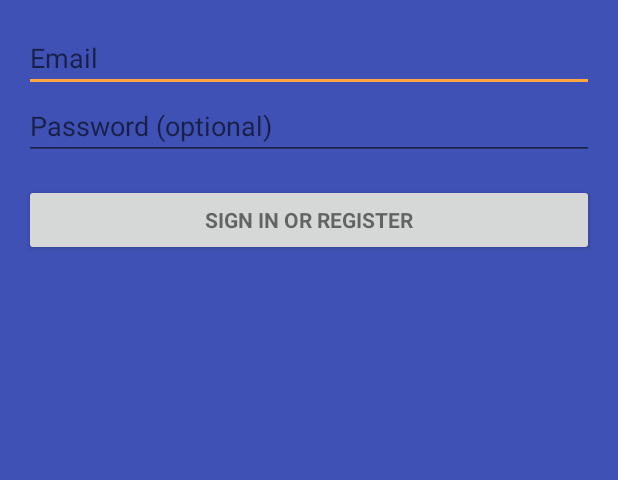
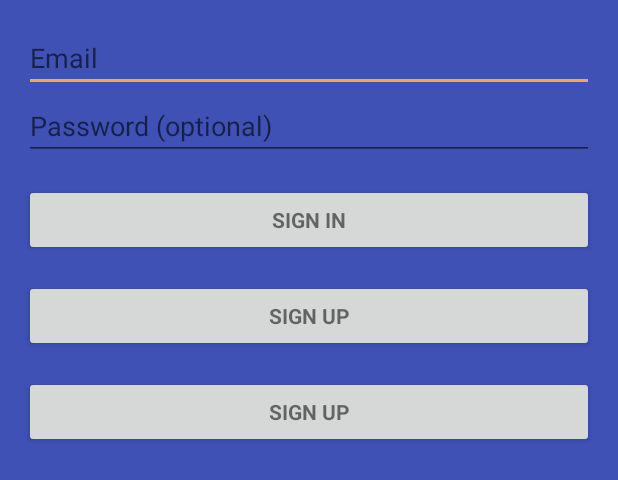
Before and after one commit to ye-lin-aung/Android-Login, an Android app: the layout activity_login.xml on its own in the app's theme, with its tools: preview values and no code run, on a phone screen of 412 x 824 dp. Shown: the top 480 px of the screen. Run offline under Robolectric (Android 15) with nearby library versions, the phone set to English and light mode, and no system bars; plain views replace MaterialTextField.

Commit message:
Added Anonymouse Login

```diff
--- a/FirebaseLogin/app/src/main/res/layout/activity_login.xml
+++ b/FirebaseLogin/app/src/main/res/layout/activity_login.xml
@@ -1,7 +1,9 @@
 <layout xmlns:android="http://schemas.android.com/apk/res/android">
+
 	<data>
 
 	</data>
+
 	<LinearLayout
 			xmlns:app="http://schemas.android.com/apk/res-auto"
 			xmlns:tools="http://schemas.android.com/tools"
@@ -81,8 +83,33 @@
 						android:layout_width="match_parent"
 						android:layout_height="wrap_content"
 						android:layout_marginTop="16dp"
-						android:text="@string/action_sign_in"
+						android:text="@string/action_sign_in_short"
 						android:textStyle="bold"/>
+
+
+
+
+
+
+				<Button
+						android:id="@+id/email_sign_up_button"
+						style="?android:textAppearanceSmall"
+						android:layout_width="match_parent"
+						android:layout_height="wrap_content"
+						android:layout_marginTop="16dp"
+						android:text="@string/action_sign_up_short"
+						android:textStyle="bold"/>
+
+				<Button
+						android:id="@+id/anonymous_signIn"
+						style="?android:textAppearanceSmall"
+						android:layout_width="match_parent"
+						android:layout_height="wrap_content"
+						android:layout_marginTop="16dp"
+						android:text="@string/action_sign_in_guest_short"
+						android:textStyle="bold"/>
+
+
 
 			</LinearLayout>
 		</ScrollView>
--- a/FirebaseLogin/app/src/main/res/values/strings.xml
+++ b/FirebaseLogin/app/src/main/res/values/strings.xml
@@ -8,6 +8,8 @@
 	<string name="prompt_password">Password (optional)</string>
 	<string name="action_sign_in">Sign in or register</string>
 	<string name="action_sign_in_short">Sign in</string>
+	<string name="action_sign_up_short">Sign up</string>
+	<string name="action_sign_in_guest_short">Sign up</string>
 	<string name="error_invalid_email">This email address is invalid</string>
 	<string name="error_invalid_password">This password is too short</string>
 	<string name="error_incorrect_password">This password is incorrect</string>
```
Also changed, not shown: FirebaseLogin/app/src/main/java/com/yelinaung/firebaselogin/MainActivity.kt (+11 -8 lines), FirebaseLogin/app/src/main/java/com/yelinaung/firebaselogin/User.kt (added, +20 -0 lines).
